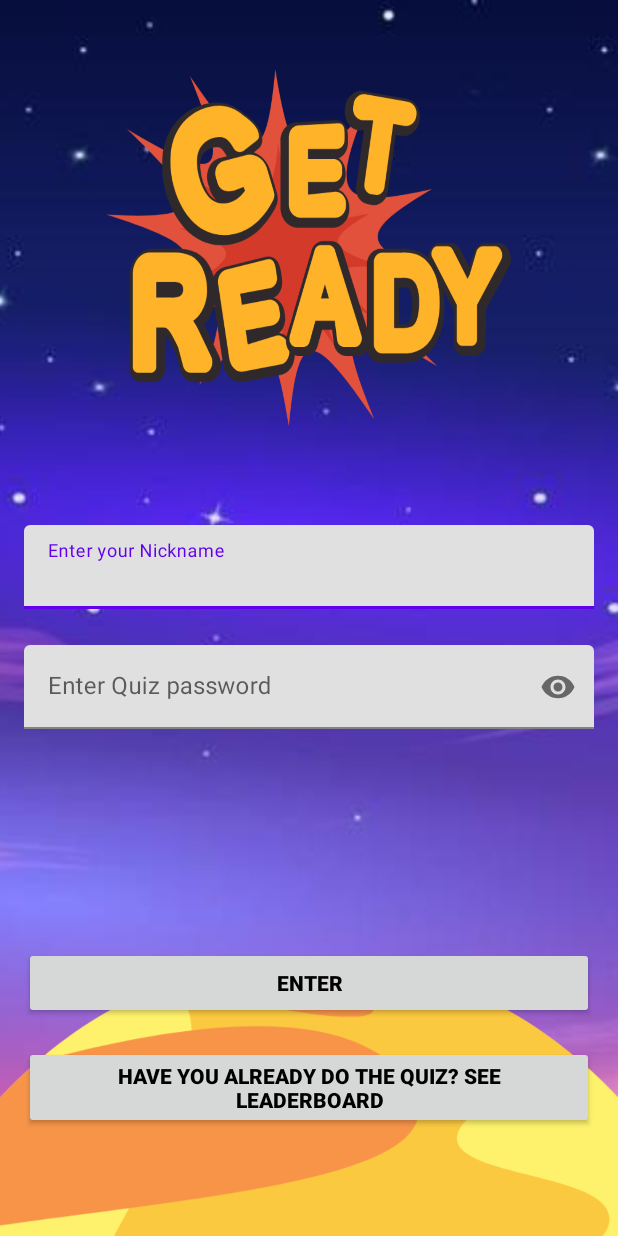
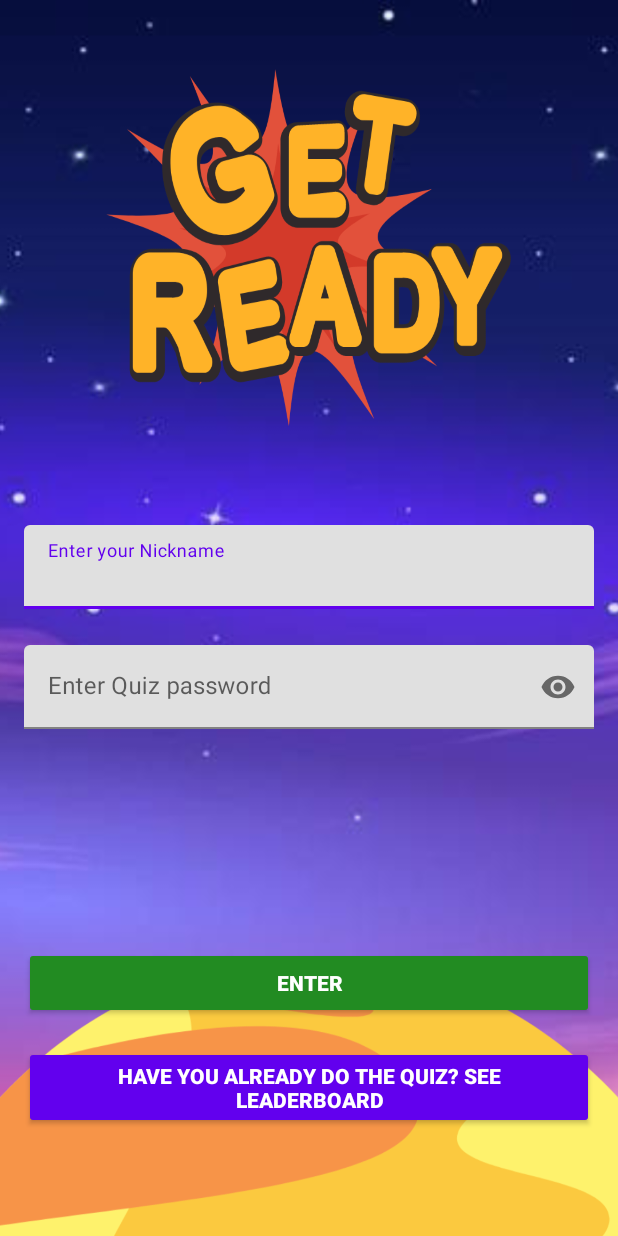
Before and after one commit to simonedimeglio/kotlin-android-final-app, an Android app: the GuestDataActivity screen opened directly, with no data from a screen before it, on a phone screen of 412 x 824 dp. Run offline under Robolectric (Android 15) with nearby library versions, the phone set to English and light mode, and no system bars; our stand-ins replace Firebase (no records; nobody signed in at launch, a user with empty details on screens opened directly).

Commit message:
final changes

```diff
--- a/Serious Game/app/src/main/res/layout/activity_guest_data.xml
+++ b/Serious Game/app/src/main/res/layout/activity_guest_data.xml
@@ -51,7 +51,8 @@
         android:layout_height="wrap_content"
         android:layout_marginHorizontal="16dp"
         android:text="Enter"
-        android:textColor="@color/black"
+        android:textColor="@color/white"
+        android:backgroundTint="@color/green"
         android:textStyle="bold"
         app:layout_constraintBottom_toBottomOf="parent"
         app:layout_constraintEnd_toEndOf="parent"
@@ -65,7 +66,8 @@
         android:layout_height="wrap_content"
         android:layout_marginHorizontal="16dp"
         android:text="Have you already do the quiz? See leaderboard"
-        android:textColor="@color/black"
+        android:textColor="@color/white"
+        android:backgroundTint="@color/purple_500"
         android:textStyle="bold"
         app:layout_constraintBottom_toBottomOf="parent"
         app:layout_constraintEnd_toEndOf="parent"
--- a/Serious Game/app/src/main/res/layout/activity_sign_in.xml
+++ b/Serious Game/app/src/main/res/layout/activity_sign_in.xml
@@ -58,7 +58,8 @@
         android:layout_height="wrap_content"
         android:layout_marginHorizontal="16dp"
         android:text="Sign in"
-        android:textColor="@color/black"
+        android:textColor="@color/white"
+        android:backgroundTint="@color/green"
         android:textStyle="bold"
         app:layout_constraintBottom_toBottomOf="parent"
         app:layout_constraintEnd_toEndOf="parent"
--- a/Serious Game/app/src/main/res/layout/activity_sign_up.xml
+++ b/Serious Game/app/src/main/res/layout/activity_sign_up.xml
@@ -78,7 +78,8 @@
         android:layout_height="wrap_content"
         android:layout_marginHorizontal="16dp"
         android:text="Sign up"
-        android:textColor="@color/black"
+        android:textColor="@color/white"
+        android:backgroundTint="@color/blue"
         android:textStyle="bold"
         app:layout_constraintBottom_toBottomOf="parent"
         app:layout_constraintEnd_toEndOf="parent"
--- a/Serious Game/app/src/main/res/values/colors.xml
+++ b/Serious Game/app/src/main/res/values/colors.xml
@@ -7,4 +7,6 @@
     <color name="teal_700">#FF018786</color>
     <color name="black">#FF000000</color>
     <color name="white">#FFFFFFFF</color>
+    <color name="green">#FF228B22</color>
+    <color name="blue">#FF0000FF</color>
 </resources>
```
Also changed, not shown: Serious Game/app/src/main/java/com/seriousgame/clyf/admin/ViewAdminActivity.kt (+16 -0 lines), 2 other files.
